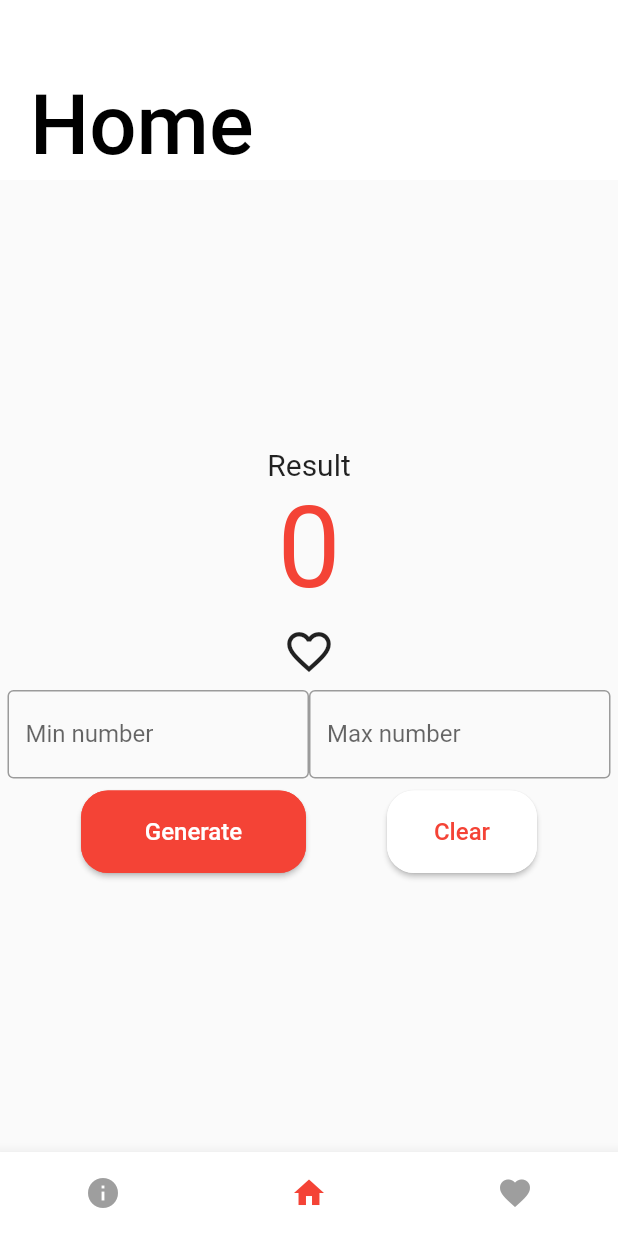
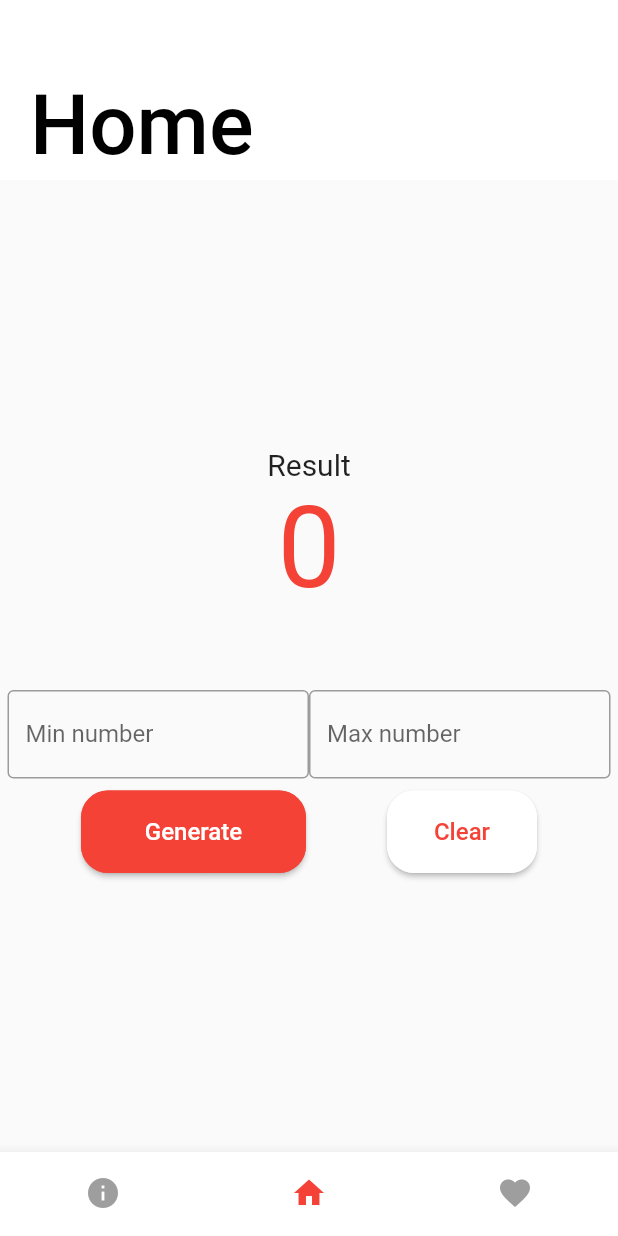
Before and after one commit to nexlay/rang, a Flutter app: the screen it shows after launch, on a phone screen of 412 x 824 dp. Run offline on Flutter 3.47's test engine with Material 2 defaults, Android fonts, the phone set to English and light mode, and no system bars; our stand-ins replace share, shared_preferences, sqflite; accounts and stored records are empty.

Commit message:
New screenshot

```diff
--- a/lib/StartPage.dart
+++ b/lib/StartPage.dart
@@ -36,12 +36,14 @@ class _HomePageState extends State<HomePage> {
   int _counter = 0;
   // check if object already exist in DB
   bool _exist = false;
+  // visibility of favorite button
+  bool _visible;
   // variable for storing returned id
   int _id = 0;
   // set of random numbers
   List<Number> _saved;
   //Url for http request
-  String baseUrl = 'http://numbersapi.com/';
+  String _baseUrl = 'http://numbersapi.com/';
   //Variable to store json data
   var fetch;
 
@@ -55,6 +57,7 @@ class _HomePageState extends State<HomePage> {
       _saved = List<Number>();
     }
     fetch = 0;
+    _visible = false;
     _updateList();
     super.initState();
   }
@@ -121,11 +124,12 @@ class _HomePageState extends State<HomePage> {
 
   Future<Number> _getNumberFact() async {
     fetch = null;
-    var response = await http.get(baseUrl + '$_counter' + '?json');
+    var response = await http.get(_baseUrl + '$_counter' + '?json');
     if (response.statusCode == 200) {
       fetch = Number.fromJson(json.decode(response.body));
       setState(() {
         number.content = fetch.content;
+        _visible = true;
       });
       return number;
     } else {
@@ -163,6 +167,8 @@ class _HomePageState extends State<HomePage> {
       elevation: 24,
       actions: <Widget>[
         FlatButton(
+          shape: RoundedRectangleBorder(
+              borderRadius: BorderRadius.all(const Radius.circular(20.0))),
           child: Text("OK"),
           onPressed: () {
             Navigator.of(context).pop();
@@ -170,7 +176,7 @@ class _HomePageState extends State<HomePage> {
         )
       ],
       shape: RoundedRectangleBorder(
-          borderRadius: BorderRadius.all(Radius.circular(20.0))),
+          borderRadius: BorderRadius.all(const Radius.circular(20.0))),
     );
     showDialog(context: context, builder: (_) => alertDialog);
   }
@@ -217,13 +223,16 @@ class _HomePageState extends State<HomePage> {
                     style: TextStyle(fontSize: _fontSize, color: Colors.red),
                   ),
                   fetch != null
-                      ? IconButton(
+                      ? Opacity(
+                          opacity: _visible ? 1.0 : 0.0,
+                          child: IconButton(
                             icon: _exist
                                 ? Icon(Icons.favorite)
                                 : Icon(Icons.favorite_border),
                             onPressed: _saveToFavorite,
                             color: _exist ? Colors.red : null,
                             iconSize: 35,
+                          ),
                         )
                       : Container(
                           margin: const EdgeInsets.only(bottom: 15.0),
@@ -300,6 +309,7 @@ class _HomePageState extends State<HomePage> {
                         setState(() {
                           _counter = 0;
                           _exist = false;
+                          _visible = false;
                         });
                       },
                       child: Text(
--- a/pubspec.yaml
+++ b/pubspec.yaml
@@ -31,6 +31,7 @@ dependencies:
   url_launcher: ^5.0.3
   share: ^0.6.3
   shared_preferences: ^0.5.6
+
 
 dev_dependencies:
   flutter_test:
```
Also changed, not shown: lib/Favorite.dart (+8 -11 lines), images/favoritepage.png. Lines whose indentation alone changed are shown as unchanged.
